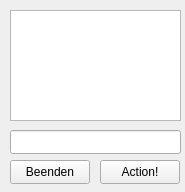
ZZ24IFA12C/24ifa12cSensorGUI, file widget.ui: the form before one commit.
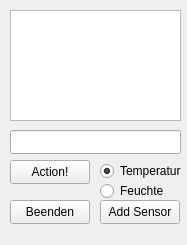
The form after the commit.

Commit message: ADD SENSOR hinzugefügt

The edit to the form file:
```diff
--- a/widget.ui
+++ b/widget.ui
@@ -6,8 +6,8 @@
    <rect>
     <x>0</x>
     <y>0</y>
-    <width>185</width>
-    <height>192</height>
+    <width>187</width>
+    <height>245</height>
    </rect>
   </property>
   <property name="windowTitle">
@@ -17,7 +17,7 @@
    <property name="geometry">
     <rect>
      <x>10</x>
-     <y>160</y>
+     <y>200</y>
      <width>80</width>
      <height>24</height>
     </rect>
@@ -39,7 +39,7 @@
   <widget class="QPushButton" name="btnAction">
    <property name="geometry">
     <rect>
-     <x>100</x>
+     <x>10</x>
      <y>160</y>
      <width>80</width>
      <height>24</height>
@@ -59,6 +59,48 @@
     </rect>
    </property>
   </widget>
+  <widget class="QPushButton" name="btnAddSensor">
+   <property name="geometry">
+    <rect>
+     <x>100</x>
+     <y>200</y>
+     <width>80</width>
+     <height>24</height>
+    </rect>
+   </property>
+   <property name="text">
+    <string>Add Sensor</string>
+   </property>
+  </widget>
+  <widget class="QRadioButton" name="btnTemperatur">
+   <property name="geometry">
+    <rect>
+     <x>100</x>
+     <y>160</y>
+     <width>91</width>
+     <height>22</height>
+    </rect>
+   </property>
+   <property name="text">
+    <string>Temperatur</string>
+   </property>
+   <property name="checked">
+    <bool>true</bool>
+   </property>
+  </widget>
+  <widget class="QRadioButton" name="btnFeuchte">
+   <property name="geometry">
+    <rect>
+     <x>100</x>
+     <y>180</y>
+     <width>91</width>
+     <height>22</height>
+    </rect>
+   </property>
+   <property name="text">
+    <string>Feuchte</string>
+   </property>
+  </widget>
  </widget>
  <resources/>
  <connections/>
```
The commit also changes 12 other files.
